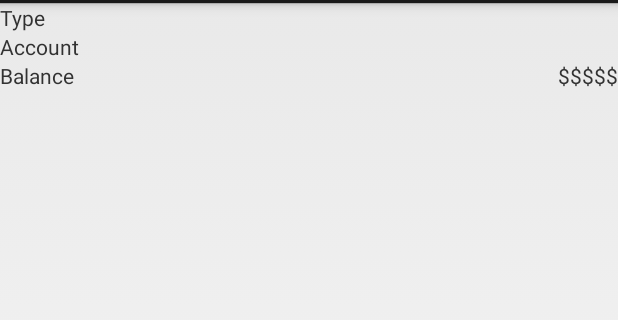
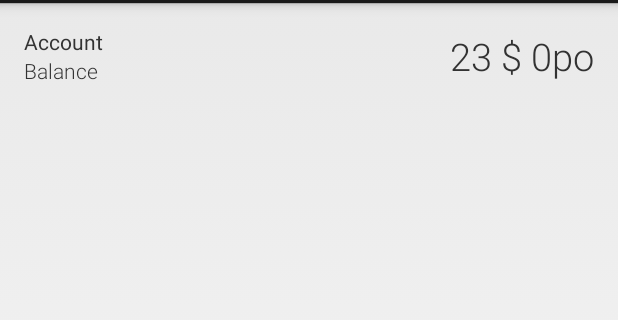
Before and after one commit to elodieferrais/crypto-currency-android-api, an Android app: the layout cell_account.xml on its own in the app's theme, with its tools: preview values and no code run, on a phone screen of 412 x 824 dp, the part 69-389 px from its top. Run offline under Robolectric (Android 15) with nearby library versions, the phone set to English and light mode, and no system bars.

Commit message:
add sections

```diff
--- a/Coins/src/main/AndroidManifest.xml
+++ b/Coins/src/main/AndroidManifest.xml
@@ -1,7 +1,7 @@
 <?xml version="1.0" encoding="utf-8"?>
 <manifest xmlns:android="http://schemas.android.com/apk/res/android"
     package="com.eferrais.coins" >
-
+    <uses-permission android:name="android.permission.INTERNET" />
     <application
         android:allowBackup="true"
         android:icon="@drawable/ic_launcher2"
--- a/Coins/src/main/res/layout/cell_account.xml
+++ b/Coins/src/main/res/layout/cell_account.xml
@@ -1,34 +1,37 @@
 <?xml version="1.0" encoding="utf-8"?>
 
-<LinearLayout xmlns:android="http://schemas.android.com/apk/res/android"
+<RelativeLayout xmlns:android="http://schemas.android.com/apk/res/android"
     android:orientation="vertical" android:layout_width="match_parent"
-    android:layout_height="match_parent">
-    <TextView
-        android:id="@+id/cell_account_type_textview"
-        android:layout_width="wrap_content"
     android:layout_height="wrap_content"
-        android:text="Type"/>
+    android:padding="@dimen/cell_row_paddind">
+
     <TextView
         android:id="@+id/cell_account_address_textview"
-        android:layout_width="wrap_content"
+        android:layout_width="150dip"
         android:layout_height="wrap_content"
-        android:text="Account"/>
+        android:text="Account"
+        android:ellipsize="end"
+        android:singleLine="true"
+        android:fontFamily="sans-serif-regular"/>
 
-    <LinearLayout
-        android:layout_width="match_parent"
-        android:layout_height="wrap_content"
-        android:orientation="horizontal">
     <TextView
         android:id="@+id/cell_account_balance_textview"
         android:layout_width="wrap_content"
         android:layout_height="wrap_content"
-            android:text="Balance"/>
+        android:text="Balance"
+        android:fontFamily="sans-serif-light"
+
+        android:layout_below="@id/cell_account_address_textview"/>
     <TextView
         android:id="@+id/cell_account_dollars_textview"
         android:layout_weight="1"
-            android:gravity="right"
-            android:layout_width="match_parent"
+        android:layout_alignParentRight="true"
+        android:layout_centerVertical="true"
+        android:layout_width="wrap_content"
         android:layout_height="wrap_content"
-            android:text="$$$$$"/>
-        </LinearLayout>
-</LinearLayout>
+        android:gravity="center_vertical"
+        android:textSize="25sp"
+        android:fontFamily="sans-serif-light"
+        android:typeface="normal"
+        android:text="23 $ 0po"/>
+</RelativeLayout>
--- a/Coins/src/main/res/values/dimens.xml
+++ b/Coins/src/main/res/values/dimens.xml
@@ -3,7 +3,6 @@
     <dimen name="activity_horizontal_margin">16dp</dimen>
     <dimen name="activity_vertical_margin">16dp</dimen>
 
-        <!-- Per the design guidelines, navigation drawers should be between 240dp and 320dp:
-         https://developer.android.com/design/patterns/navigation-drawer.html -->
-    <dimen name="navigation_drawer_width">240dp</dimen>
+    <dimen name="cell_section_paddind">10dip</dimen>
+    <dimen name="cell_row_paddind">16dip</dimen>
 </resources>
```
Also changed, not shown: Coins/build.gradle (+8 -0 lines), Coins/src/main/java/com/eferrais/coins/BalanceListAdapter.java (+111 -38 lines), Coins/src/main/res/layout/cell_account_section.xml (added, +24 -0 lines), api/src/main/java/com/eferrais/api/converstionrate/CryptoType.java (+26 -13 lines). Lines whose indentation alone changed are shown as unchanged.
